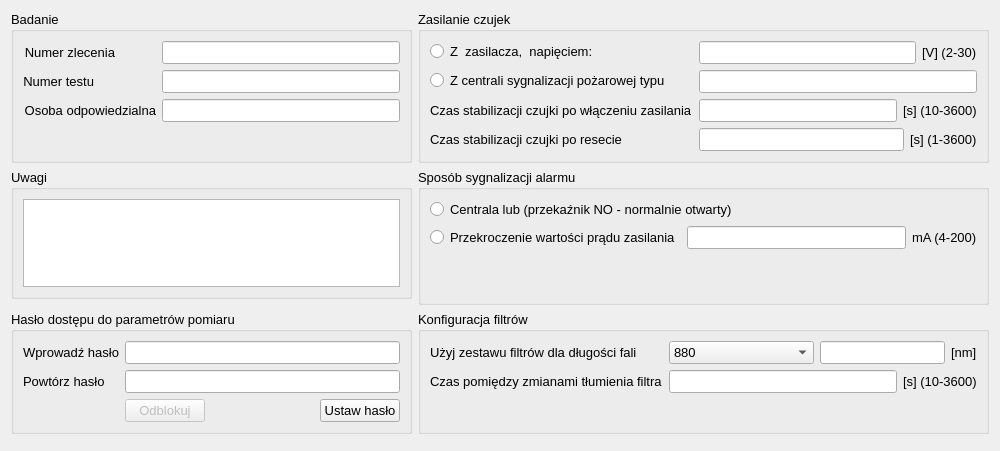
Before: the Qt Designer form CzujkiLinioweApp/parametrybadaniaogolnedlg.ui in wiacekmarcin/CzujkiLiniowe, drawn with Qt 5.
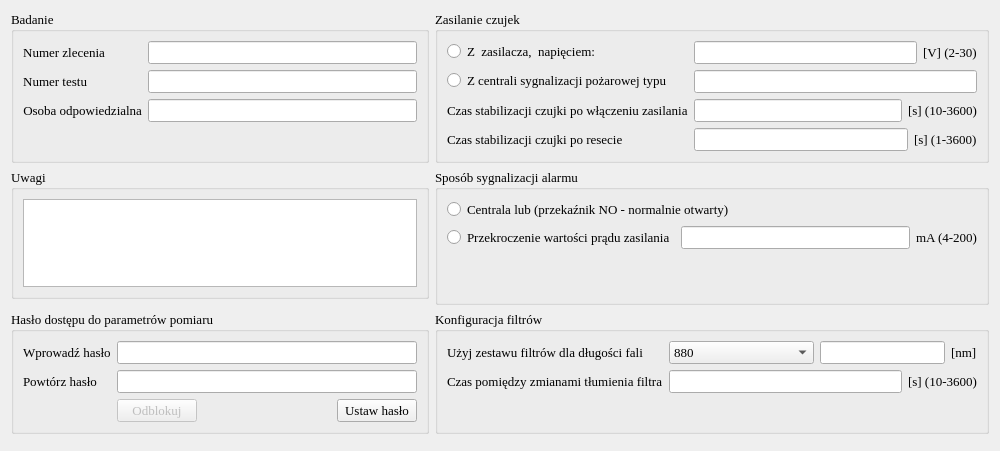
After: the same form once the commit is applied.

The edit to the form file:
```diff
--- a/CzujkiLinioweApp/parametrybadaniaogolnedlg.ui
+++ b/CzujkiLinioweApp/parametrybadaniaogolnedlg.ui
@@ -24,7 +24,7 @@
   </property>
   <property name="font">
    <font>
-    <family>Arial</family>
+    <family>Times New Roman</family>
     <pointsize>10</pointsize>
    </font>
   </property>
```
